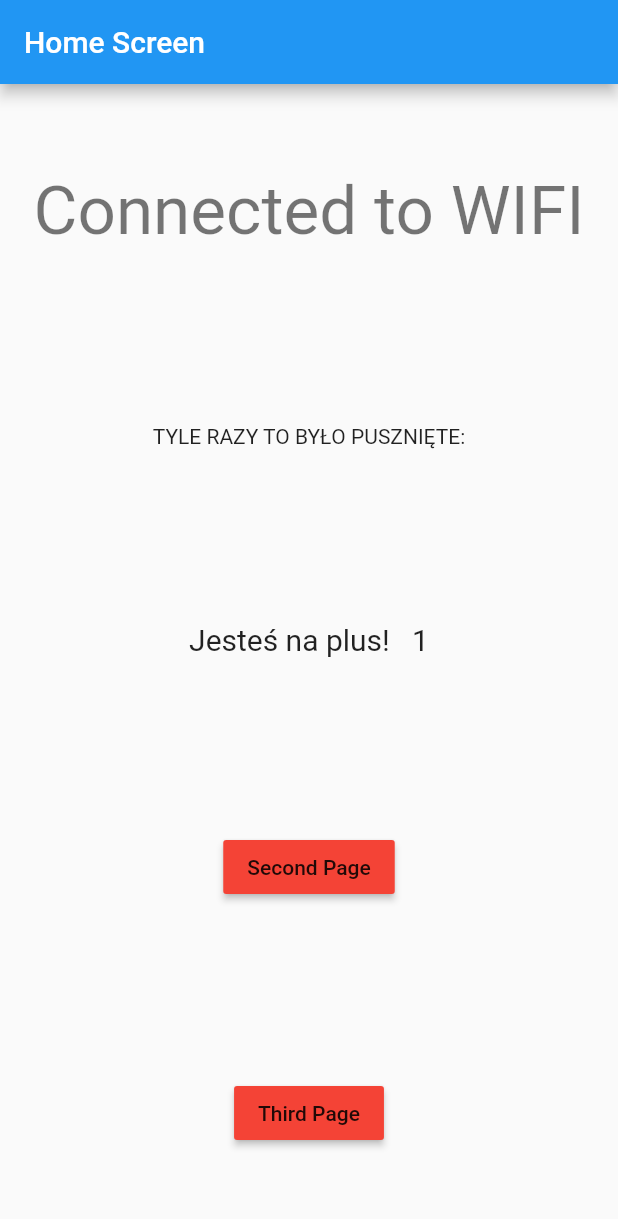
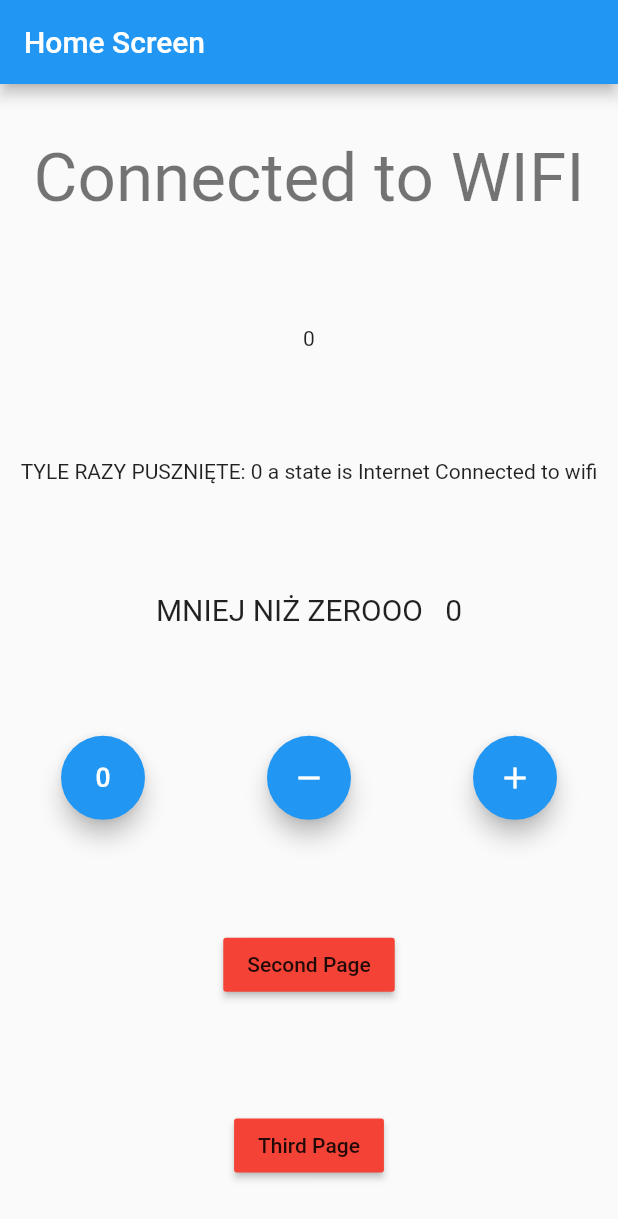
Before and after one commit to dsznycer/bloc_test, a Flutter app: the screen it shows after launch, on a phone screen of 412 x 824 dp. Shown: the top 1219 px of the screen. Run offline on Flutter 3.47's test engine with Material 2 defaults, Android fonts, the light colour scheme and no system bars; our stand-ins replace bloc, connectivity_plus, flutter_bloc; missing offline and left inert: dart:ffi.

Commit message:
using bloc read & select & watch

```diff
--- a/lib/presentation/screens/home_screen.dart
+++ b/lib/presentation/screens/home_screen.dart
@@ -21,16 +21,7 @@ class HomeScreen extends StatefulWidget {
 class _HomeScreenState extends State<HomeScreen> {
   @override
   Widget build(BuildContext context) {
-    return BlocListener<InternetCubit, InternetState>(
-      listener: (context, state) {
-        if (state is InternetConnected) {
-          BlocProvider.of<CounterCubit>(context).increment();
-        } else if (state is InternetDisconnected) {
-          BlocProvider.of<CounterCubit>(context).decrement();
-          // BlocProvider.of<CounterCubit>(context).decrement();
-        }
-      },
-      child: Scaffold(
+    return Scaffold(
       appBar: AppBar(
         title: Text(widget.text),
       ),
@@ -62,6 +53,7 @@ class _HomeScreenState extends State<HomeScreen> {
                     state.connectionType == ConnectionType.mobile) {
                   return Text(
                     "Connected to mobile",
+                    textAlign: TextAlign.center,
                     style: Theme.of(context).textTheme.headline3,
                   );
                 } else if (state is InternetConnected &&
@@ -73,13 +65,46 @@ class _HomeScreenState extends State<HomeScreen> {
                 } else if (state is InternetDisconnected) {
                   return Text(
                     "Disconnected",
+                    textAlign: TextAlign.center,
                     style: Theme.of(context).textTheme.headline3,
                   );
                 } else {
                   return CircularProgressIndicator();
                 }
               }),
-                Text('TYLE RAZY TO BYŁO PUSZNIĘTE:'),
+              Builder(
+                builder: (context) {
+                  final counterValue = context
+                      .select((CounterCubit cubit) => cubit.state.counterValue);
+                  return Text(counterValue.toString());
+                },
+              ),
+              Builder(builder: (context) {
+                final state = context.watch<InternetCubit>().state;
+                final counterState = context.watch<CounterCubit>().state;
+
+                if (state is InternetConnected &&
+                    state.connectionType == ConnectionType.mobile) {
+                  return Text(
+                    textAlign: TextAlign.center,
+                    'TYLE RAZY PUSZNIĘTE: ${counterState.counterValue} a state is Internet Connected to mobile',
+                  );
+                } else if (state is InternetConnected &&
+                    state.connectionType == ConnectionType.wifi) {
+                  return Text(
+                    softWrap: true,
+                    textAlign: TextAlign.center,
+                    'TYLE RAZY PUSZNIĘTE: ${counterState.counterValue} a state is Internet Connected to wifi         ',
+                  );
+                } else if (state is InternetDisconnected) {
+                  Text(
+                    textAlign: TextAlign.center,
+                    'TYLE RAZY PUSZNIĘTE: ${counterState.counterValue} a state is kurwa disconnected}',
+                  );
+                }
+
+                return CircularProgressIndicator();
+              }),
               BlocBuilder<CounterCubit, CounterState>(
                 builder: (context, state) {
                   if (state.counterValue < 0) {
@@ -100,6 +125,35 @@ class _HomeScreenState extends State<HomeScreen> {
                   }
                 },
               ),
+              Row(
+                mainAxisAlignment: MainAxisAlignment.spaceAround,
+                mainAxisSize: MainAxisSize.max,
+                children: [
+                  FloatingActionButton(
+                    heroTag: 126,
+                    onPressed: () {
+                      context.read<CounterCubit>().zeroShit();
+                    },
+                    child: Icon(Icons.exposure_zero),
+                  ),
+                  FloatingActionButton(
+                    heroTag: 125,
+                    onPressed: () {
+                      context.read<CounterCubit>().decrement();
+                    },
+                    tooltip: 'Decrement',
+                    child: Icon(Icons.remove),
+                  ),
+                  FloatingActionButton(
+                    heroTag: 124,
+                    onPressed: () {
+                      context.read<CounterCubit>().increment();
+                    },
+                    tooltip: 'Increment',
+                    child: Icon(Icons.add),
+                  )
+                ],
+              ),
               MaterialButton(
                   color: widget.color,
                   child: Text('Second Page'),
@@ -116,7 +170,6 @@ class _HomeScreenState extends State<HomeScreen> {
           ),
         ),
       ),
-      ),
     );
   }
 }
--- a/lib/presentation/screens/second_screen.dart
+++ b/lib/presentation/screens/second_screen.dart
@@ -52,14 +52,14 @@ class _SecondScreenState extends State<SecondScreen> {
               FloatingActionButton(
                 heroTag: 126,
                 onPressed: () {
-                  BlocProvider.of<CounterCubit>(context).zeroShit();
+                  context.read<CounterCubit>().zeroShit();
                 },
                 child: Icon(Icons.exposure_zero),
               ),
               FloatingActionButton(
                 heroTag: 125,
                 onPressed: () {
-                  BlocProvider.of<CounterCubit>(context).decrement();
+                  context.read<CounterCubit>().decrement();
                 },
                 tooltip: 'Decrement',
                 child: Icon(Icons.remove),
@@ -67,7 +67,7 @@ class _SecondScreenState extends State<SecondScreen> {
               FloatingActionButton(
                 heroTag: 124,
                 onPressed: () {
-                  BlocProvider.of<CounterCubit>(context).increment();
+                  context.read<CounterCubit>().increment();
                 },
                 tooltip: 'Increment',
                 child: Icon(Icons.add),
--- a/lib/presentation/screens/third_screen.dart
+++ b/lib/presentation/screens/third_screen.dart
@@ -52,20 +52,20 @@ class _ThirdScreenState extends State<ThirdScreen> {
             children: [
               FloatingActionButton(
                 onPressed: () {
-                  BlocProvider.of<CounterCubit>(context).zeroShit();
+                  context.read<CounterCubit>().zeroShit();
                 },
                 child: Icon(Icons.exposure_zero),
               ),
               FloatingActionButton(
                 onPressed: () {
-                  BlocProvider.of<CounterCubit>(context).decrement();
+                  context.read<CounterCubit>().decrement();
                 },
                 tooltip: 'Decrement',
                 child: Icon(Icons.remove),
               ),
               FloatingActionButton(
                 onPressed: () {
-                  BlocProvider.of<CounterCubit>(context).increment();
+                  context.read<CounterCubit>().increment();
                 },
                 tooltip: 'Increment',
                 child: Icon(Icons.add),
```
Lines whose indentation alone changed are shown as unchanged.
